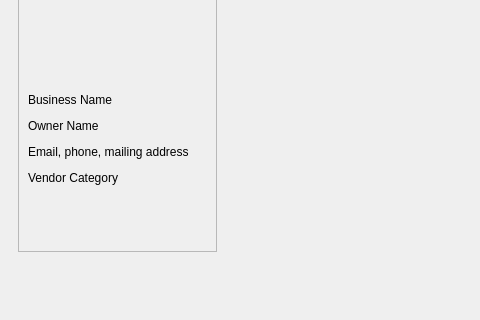
First picture: the form in mainwindow.ui, repository GameDevWhale/COMP-3004-Project, before the edit; both pictures show x 0 to 480 and y 231 to 551 of the 789 by 551 pixel window.
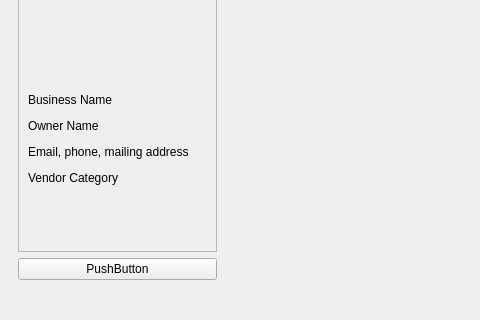
Second picture: the form after the edit. The open tabs and pages were chosen to show the change.

Patch:
```diff
--- a/mainwindow.ui
+++ b/mainwindow.ui
@@ -193,6 +193,13 @@
           </layout>
          </widget>
         </item>
+        <item row="2" column="0">
+         <widget class="QPushButton" name="pushButton">
+          <property name="text">
+           <string>PushButton</string>
+          </property>
+         </widget>
+        </item>
        </layout>
       </widget>
       <widget class="QWidget" name="page_marketSchedule">
```
Left out of the diff: 2 changed lines with no effect on the pictures.
